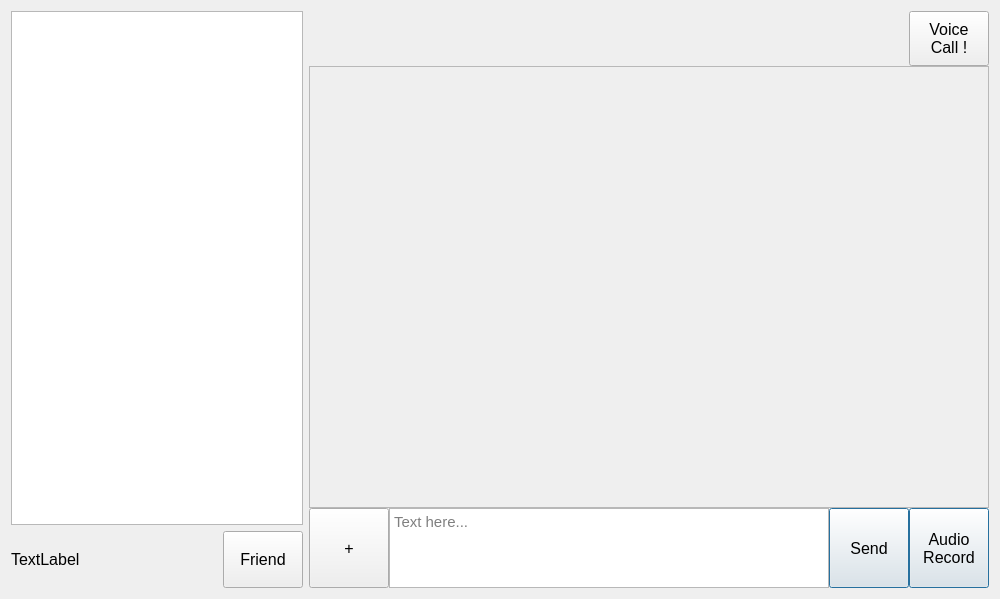
The window that UI/home.ui (jack41402/Networking-Final) describes before a commit, drawn with Qt 5.
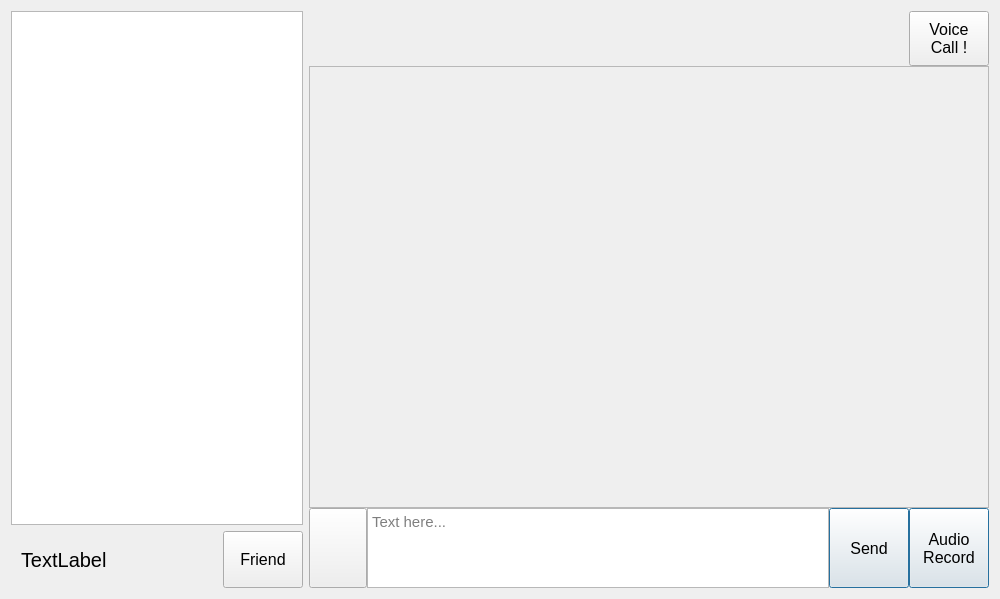
The same window after the commit. Icons and pictures are not drawn.

```diff
--- a/UI/home.ui
+++ b/UI/home.ui
@@ -28,12 +28,29 @@
       <widget class="QListWidget" name="Friend_listWidget"/>
      </item>
      <item>
-      <layout class="QHBoxLayout" name="horizontalLayout_7" stretch="9,1">
+      <layout class="QHBoxLayout" name="horizontalLayout_7" stretch="0,9,1">
+       <item>
+        <spacer name="horizontalSpacer">
+         <property name="orientation">
+          <enum>Qt::Horizontal</enum>
+         </property>
+         <property name="sizeType">
+          <enum>QSizePolicy::Fixed</enum>
+         </property>
+         <property name="sizeHint" stdset="0">
+          <size>
+           <width>10</width>
+           <height>20</height>
+          </size>
+         </property>
+        </spacer>
+       </item>
        <item>
         <widget class="QLabel" name="Username_label">
          <property name="font">
           <font>
            <family>Arial</family>
+           <pointsize>15</pointsize>
           </font>
          </property>
          <property name="text">
@@ -189,8 +206,12 @@
            <pointsize>12</pointsize>
           </font>
          </property>
+         <property name="styleSheet">
+          <string notr="true">qproperty-icon: url(./UI/add_file.png);
+qproperty-iconSize: 30px;</string>
+         </property>
          <property name="text">
-          <string>+</string>
+          <string/>
          </property>
         </widget>
        </item>
```
Left out of the diff: 6 changed lines with no effect on the pictures.
